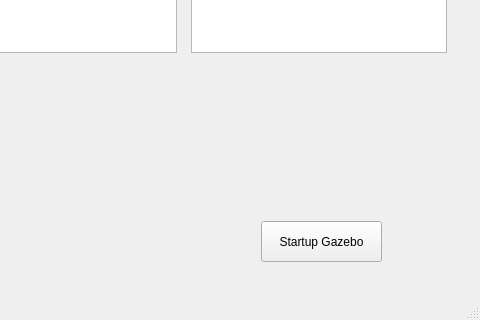
The window that source/GUI/mainwindow.ui (Guiraffo/ProVANT-Simulator) describes before a commit, drawn with Qt 5; both pictures show x 459 to 939 and y 205 to 525 of the 939 by 525 pixel window.
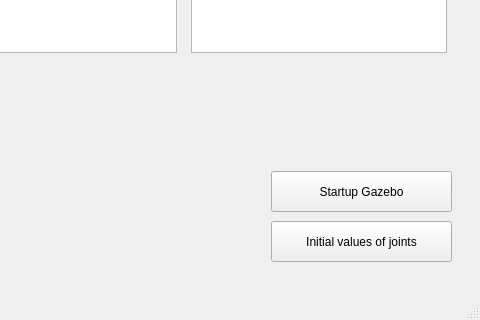
The same window after the commit.

Diff of the .ui file:
```diff
--- a/source/GUI/mainwindow.ui
+++ b/source/GUI/mainwindow.ui
@@ -37,9 +37,9 @@
    <widget class="QPushButton" name="pushButton">
     <property name="geometry">
      <rect>
-      <x>720</x>
-      <y>390</y>
-      <width>121</width>
+      <x>730</x>
+      <y>340</y>
+      <width>181</width>
       <height>41</height>
      </rect>
     </property>
@@ -106,6 +106,19 @@
      <string/>
     </property>
    </widget>
+   <widget class="QPushButton" name="pushButton_2">
+    <property name="geometry">
+     <rect>
+      <x>730</x>
+      <y>390</y>
+      <width>181</width>
+      <height>41</height>
+     </rect>
+    </property>
+    <property name="text">
+     <string>Initial values of joints</string>
+    </property>
+   </widget>
   </widget>
   <widget class="QMenuBar" name="menuBar">
    <property name="geometry">
```
